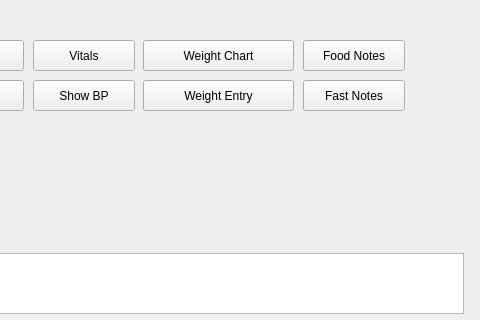
Old version of the form forms/menu.ui in the repository lbase/bpvitals; both pictures show x 767 to 1247 and y 0 to 320 of the 1247 by 692 pixel window.
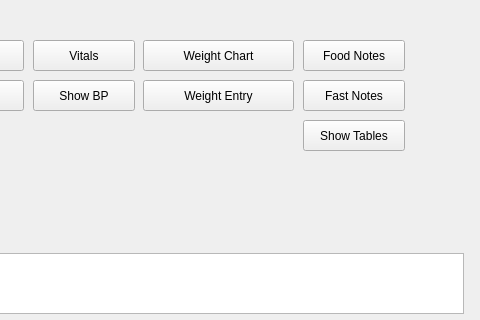
New version of the form. Icons and pictures are not drawn.

Commit message:
add tables form to menu
edit showtables for better display

Patch:
```diff
--- a/forms/menu.ui
+++ b/forms/menu.ui
@@ -283,6 +283,19 @@
     <string>Fast Notes</string>
    </property>
   </widget>
+  <widget class="QPushButton" name="btnShowtabs">
+   <property name="geometry">
+    <rect>
+     <x>1070</x>
+     <y>120</y>
+     <width>102</width>
+     <height>31</height>
+    </rect>
+   </property>
+   <property name="text">
+    <string>Show Tables</string>
+   </property>
+  </widget>
  </widget>
  <resources>
   <include location="../res/resource.qrc"/>
```
The commit also changes 5 other files.
